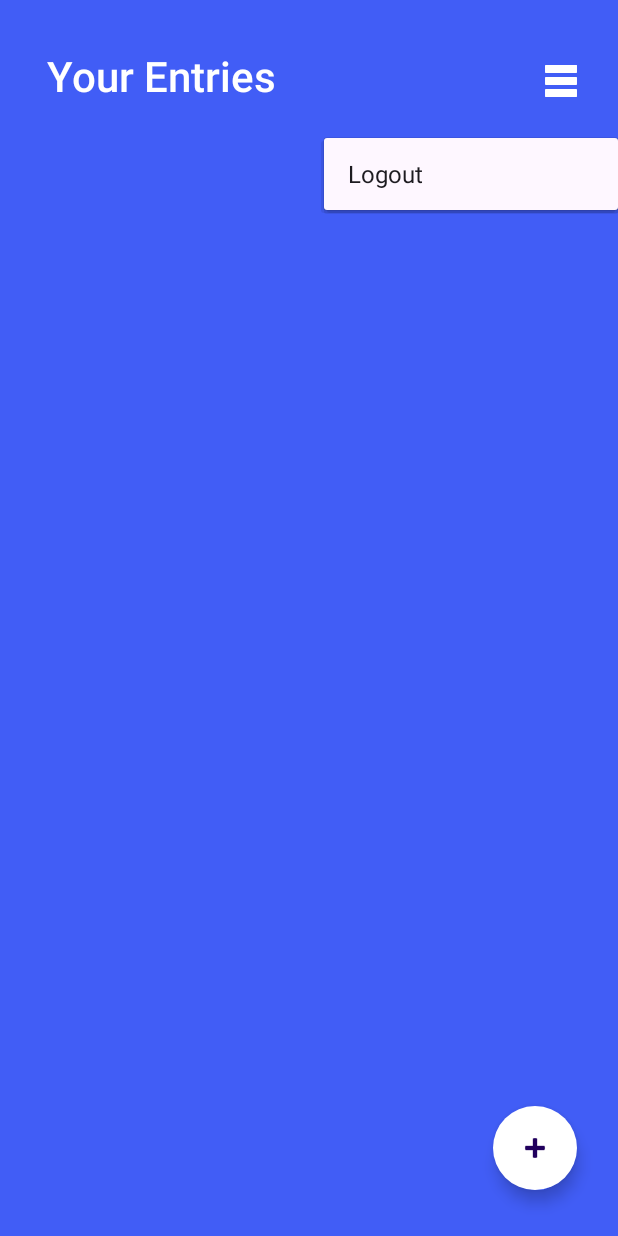
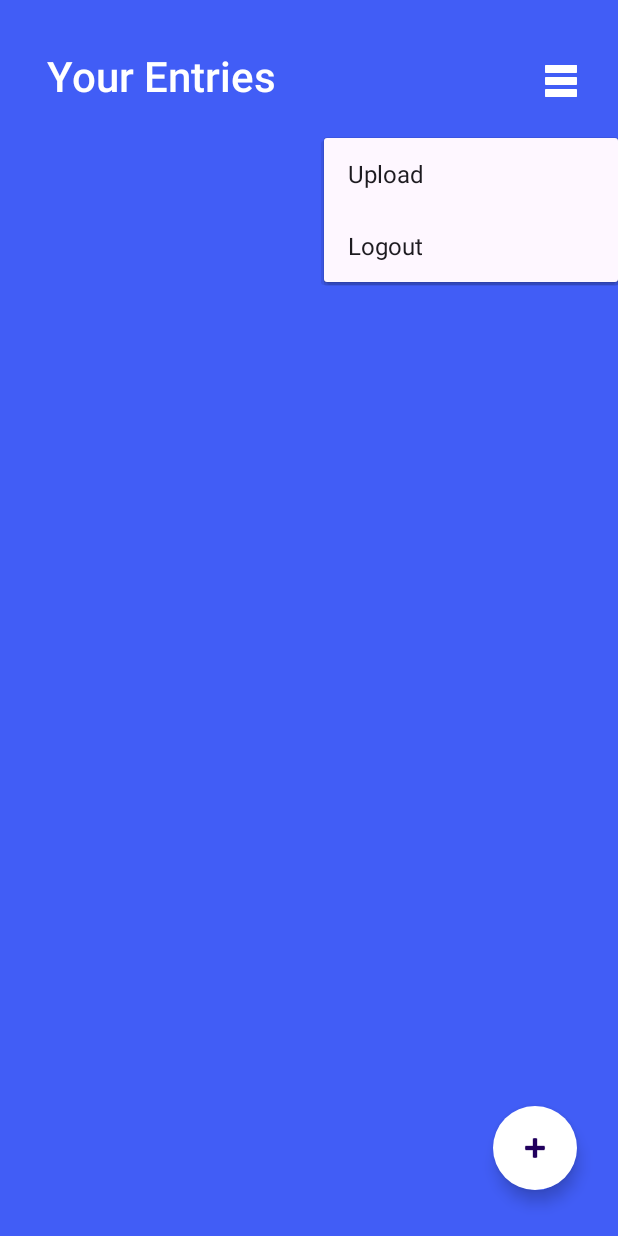
Before and after one commit to pratyush770/Sem6Project, an Android app: the screen it shows after launch once a user with an empty profile is signed in (MainActivity), after a tap on an icon or button, on a phone screen of 412 x 824 dp. Run offline under Robolectric (Android 15) with nearby library versions, the phone set to English and light mode, and no system bars; our stand-ins replace Firebase (no records; nobody signed in at launch, a user with empty details on screens opened directly).

Commit message:
first commit

```diff
--- a/app/src/main/java/com/example/mydiary/MainActivity.java
+++ b/app/src/main/java/com/example/mydiary/MainActivity.java
@@ -43,12 +43,14 @@ public class MainActivity extends AppCompatActivity {
         setUpRecyclerView();
         // Set up the alarm for 8 PM
         setReminderAlarm();
+
     }
     public void showMenu()
     {
         // Display logout button on menu
         PopupMenu popupMenu = new PopupMenu(MainActivity.this,imgBtn);
-        popupMenu.getMenu().add("Logout");  // adds logout to the popup menu
+        popupMenu.getMenu().add("Upload"); // adds upload to the popup menu
+        popupMenu.getMenu().add("Logout");
         popupMenu.show();
         popupMenu.setOnMenuItemClickListener(new PopupMenu.OnMenuItemClickListener() {
             @Override
@@ -59,6 +61,10 @@ public class MainActivity extends AppCompatActivity {
                     startActivity(new Intent(MainActivity.this,LoginActivity.class));
                     finish();
                     return true;
+                }
+                if(item.getTitle()=="Upload")
+                {
+
                 }
                 return false;
             }
```
Also changed, not shown: app/src/main/java/com/example/mydiary/DiaryDetailsActivity.java (+12 -0 lines), app/src/main/ic_launcher-playstore.png, app/src/main/res/mipmap-hdpi/ic_launcher.webp, app/src/main/res/mipmap-hdpi/ic_launcher_foreground.webp, app/src/main/res/mipmap-hdpi/ic_launcher_round.webp, app/src/main/res/mipmap-mdpi/ic_launcher.webp, app/src/main/res/mipmap-mdpi/ic_launcher_foreground.webp, app/src/main/res/mipmap-mdpi/ic_launcher_round.webp, app/src/main/res/mipmap-xhdpi/ic_launcher.webp, app/src/main/res/mipmap-xhdpi/ic_launcher_foreground.webp, app/src/main/res/mipmap-xhdpi/ic_launcher_round.webp, app/src/main/res/mipmap-xxhdpi/ic_launcher.webp, app/src/main/res/mipmap-xxhdpi/ic_launcher_foreground.webp, app/src/main/res/mipmap-xxhdpi/ic_launcher_round.webp, 3 more files.
